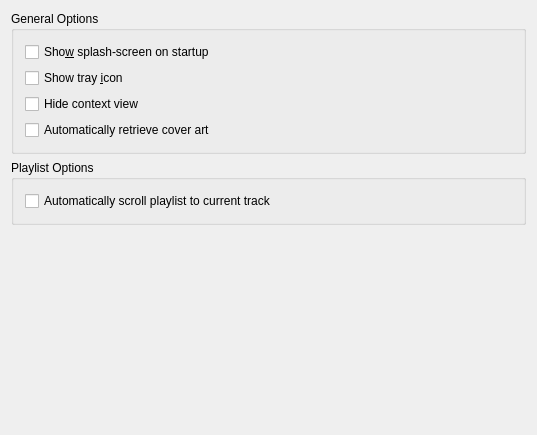
Before: the Qt Designer form src/configdialog/dialogs/GeneralConfig.ui in KDE/amarok, drawn with Qt 5.
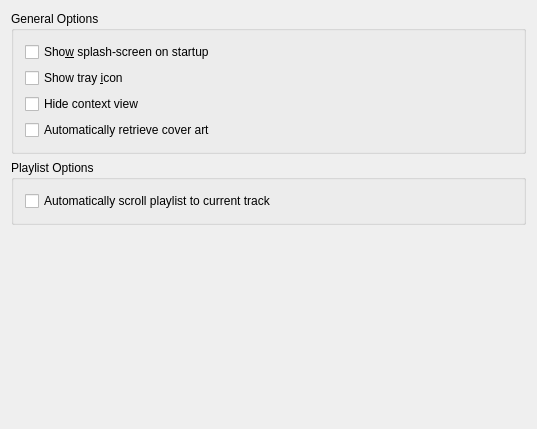
After: the same form once the commit is applied.

Commit message: Reduce minimum height of the config dialog again, after Leo's recent commit had increased it. Especially important for netbooks and other small screen devices.

Diff of the .ui file:
```diff
--- a/src/configdialog/dialogs/GeneralConfig.ui
+++ b/src/configdialog/dialogs/GeneralConfig.ui
@@ -98,7 +98,7 @@
      <property name="sizeHint" stdset="0">
       <size>
        <width>17</width>
-       <height>199</height>
+       <height>100</height>
       </size>
      </property>
     </spacer>
```
